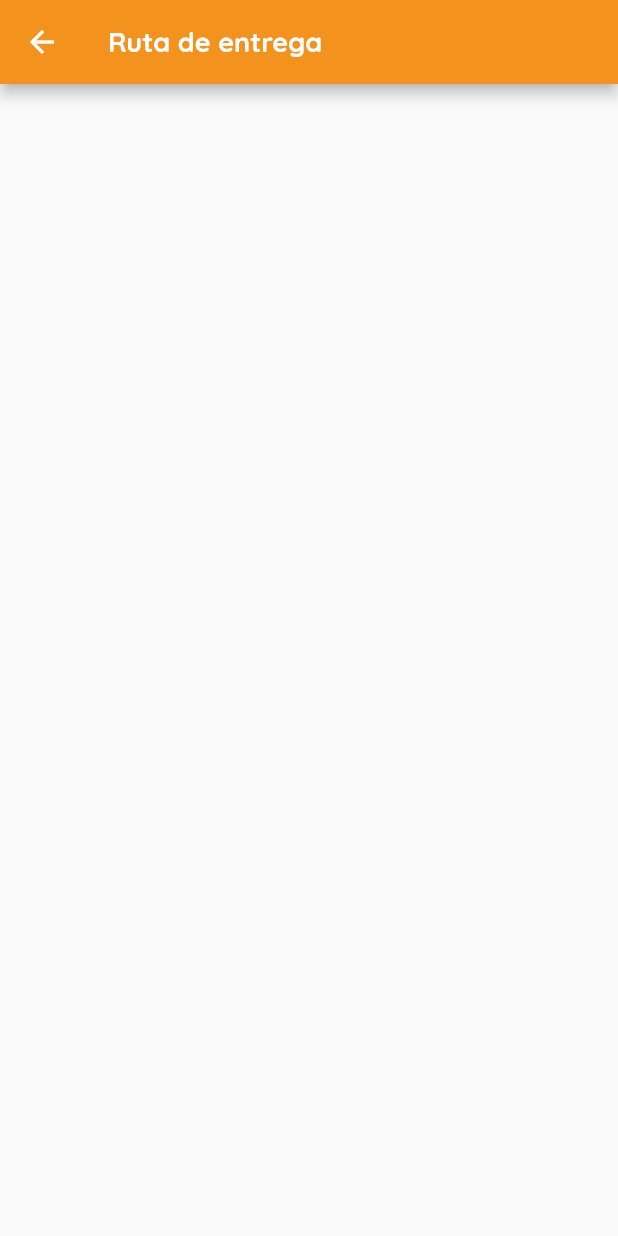
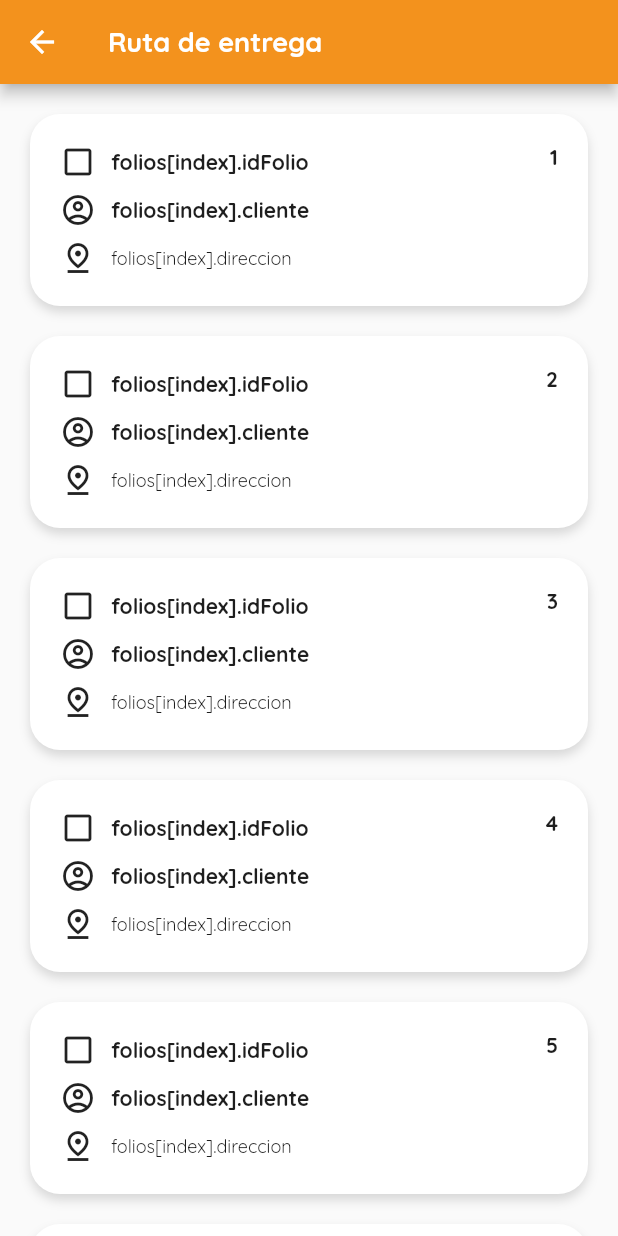
Before and after one commit to hufflevotom/salvatore-app, a Flutter app: the RutaScreen screen opened by its route, on a phone screen of 412 x 824 dp. Run offline on Flutter 3.47's test engine with Material 2 defaults, Android fonts, the phone set to English and light mode, and no system bars; missing offline and left inert: mapbox_gl.

Commit message:
review y folio_card

```diff
--- a/lib/Pages/home_screen.dart
+++ b/lib/Pages/home_screen.dart
@@ -114,6 +114,7 @@ class _HomeScreenState extends State<HomeScreen> {
               Column(
                 mainAxisAlignment: MainAxisAlignment.end,
                 children: [
+                  //TODO: Evaluar selección de folio
                   Container(
                     padding: EdgeInsets.only(bottom: 25),
                     child: CustomCard(
--- a/lib/Pages/login_screen.dart
+++ b/lib/Pages/login_screen.dart
@@ -2,7 +2,6 @@ import 'package:flutter/material.dart';
 import 'package:provider/provider.dart';
 import 'package:salvatore_app/Providers/login_form_provider.dart';
 import 'package:salvatore_app/Services/services.dart';
-import 'package:salvatore_app/Utils/Styles/custom_colors.dart';
 import 'package:salvatore_app/Utils/Styles/styles.dart';
 import 'package:salvatore_app/Utils/Widgets/widgets.dart';
 
@@ -102,6 +101,7 @@ class _LoginForm extends StatelessWidget {
                       if (errorMessage == null) {
                         Navigator.pushReplacementNamed(context, 'home');
                       } else {
+                        //TODO: Mostrar una alerta
                         print(errorMessage);
                         loginForm.isLoading = false;
                       }
--- a/lib/Pages/pages.dart
+++ b/lib/Pages/pages.dart
@@ -2,3 +2,6 @@ export 'package:salvatore_app/Pages/home_screen.dart';
 export 'package:salvatore_app/Pages/login_screen.dart';
 export 'package:salvatore_app/Pages/sesion_screen.dart';
 export 'package:salvatore_app/Pages/ruta_screen.dart';
+export 'package:salvatore_app/Pages/folio_screen.dart';
+export 'package:salvatore_app/Pages/finalizar_screen.dart';
+export 'package:salvatore_app/Pages/problema_screen.dart';
--- a/lib/Pages/ruta_screen.dart
+++ b/lib/Pages/ruta_screen.dart
@@ -1,7 +1,13 @@
 import 'package:flutter/material.dart';
 import 'package:salvatore_app/Utils/Styles/styles.dart';
+import 'package:salvatore_app/Utils/Widgets/widgets.dart';
 
-class RutaScreen extends StatelessWidget {
+class RutaScreen extends StatefulWidget {
+  @override
+  State<RutaScreen> createState() => _RutaScreenState();
+}
+
+class _RutaScreenState extends State<RutaScreen> {
   @override
   Widget build(BuildContext context) {
     return Scaffold(
@@ -12,8 +18,74 @@ class RutaScreen extends StatelessWidget {
         ),
       ),
       body: Container(
-        padding: EdgeInsets.all(30),
-        child: Column(),
+        padding: EdgeInsets.only(top: 10),
+        child: ListView.builder(
+          scrollDirection: Axis.vertical,
+          //TODO: itemCount: folios.length,
+          itemCount: 8,
+          itemBuilder: (context, index) {
+            return FolioCard(
+              estado: 'pendiente',
+              onTap: () {
+                print(index);
+              },
+              child: Row(
+                crossAxisAlignment: CrossAxisAlignment.start,
+                mainAxisAlignment: MainAxisAlignment.end,
+                children: [
+                  Column(
+                    crossAxisAlignment: CrossAxisAlignment.start,
+                    children: [
+                      Row(
+                        children: [
+                          Icon(Icons.check_box_outline_blank_outlined),
+                          SizedBox(width: 10),
+                          Text(
+                            'folios[index].idFolio',
+                            style: CustomText.botones,
+                          ),
+                        ],
+                      ),
+                      SizedBox(height: 8),
+                      Row(
+                        children: [
+                          Icon(Icons.account_circle_outlined),
+                          SizedBox(width: 10),
+                          Text(
+                            'folios[index].cliente',
+                            style: CustomText.botones,
+                          ),
+                        ],
+                      ),
+                      SizedBox(height: 8),
+                      Row(
+                        children: [
+                          Icon(Icons.pin_drop_outlined),
+                          SizedBox(width: 10),
+                          Text(
+                            'folios[index].direccion',
+                            style: CustomText.cuerpoPequeno,
+                          ),
+                        ],
+                      ),
+                    ],
+                  ),
+                  Spacer(),
+                  Column(
+                    crossAxisAlignment: CrossAxisAlignment.end,
+                    mainAxisAlignment: MainAxisAlignment.end,
+                    children: [
+                      Text(
+                        '${index + 1}',
+                        style: CustomText.botones,
+                      ),
+                    ],
+                  ),
+                ],
+              ),
+            );
+          },
+        ),
       ),
     );
   }
--- a/lib/Pages/sesion_screen.dart
+++ b/lib/Pages/sesion_screen.dart
@@ -218,6 +218,7 @@ class SesionScreen extends StatelessWidget {
                 ),
               ),
               onPressed: () {
+                //TODO: Destruir sesión
                 Navigator.pushReplacementNamed(context, 'login');
               },
             ),
--- a/lib/Services/services.dart
+++ b/lib/Services/services.dart
@@ -1 +1,2 @@
 export 'package:salvatore_app/Services/login_service.dart';
+export 'package:salvatore_app/Services/folio_service.dart';
--- /dev/null
+++ b/lib/Utils/Widgets/folio_card.dart
@@ -0,0 +1,49 @@
+import 'package:flutter/material.dart';
+import 'package:salvatore_app/Utils/Styles/custom_colors.dart';
+
+class FolioCard extends StatelessWidget {
+  final Widget child;
+  final String estado;
+  final Function() onTap;
+  const FolioCard(
+      {Key? key,
+      required this.child,
+      this.estado = 'pendiente',
+      required this.onTap})
+      : super(key: key);
+  @override
+  Widget build(BuildContext context) {
+    return Padding(
+      padding: const EdgeInsets.symmetric(
+        vertical: 10,
+        horizontal: 20,
+      ),
+      child: GestureDetector(
+        onTap: this.onTap,
+        child: Container(
+          width: double.infinity,
+          decoration: _cardShape(),
+          padding: EdgeInsets.all(20),
+          child: this.child,
+        ),
+      ),
+    );
+  }
+
+  BoxDecoration _cardShape() => BoxDecoration(
+          color: estado == 'pendiente'
+              ? CustomColors.blanco
+              : estado == 'no entregado'
+                  ? CustomColors.rojo_60
+                  : estado == 'entregado'
+                      ? CustomColors.verde_60
+                      : CustomColors.blanco,
+          borderRadius: BorderRadius.circular(20),
+          boxShadow: [
+            BoxShadow(
+              color: CustomColors.gris_80,
+              blurRadius: 5,
+              offset: Offset(0, 4),
+            )
+          ]);
+}
--- a/lib/Utils/Widgets/widgets.dart
+++ b/lib/Utils/Widgets/widgets.dart
@@ -1,2 +1,3 @@
 export 'package:salvatore_app/Utils/Widgets/blue_background.dart';
 export 'package:salvatore_app/Utils/Widgets/custom_card.dart';
+export 'package:salvatore_app/Utils/Widgets/folio_card.dart';
--- a/lib/main.dart
+++ b/lib/main.dart
@@ -30,6 +30,9 @@ class MyApp extends StatelessWidget {
         'home': (_) => HomeScreen(),
         'sesion': (_) => SesionScreen(),
         'ruta': (_) => RutaScreen(),
+        'folio': (_) => FolioScreen(),
+        'problema': (_) => ProblemaScreen(),
+        'finalizar': (_) => FinalizarScreen(),
       },
       theme: ThemeData(
           appBarTheme: AppBarTheme(
```
Also changed, not shown: lib/Pages/finalizar_screen.dart (added, +20 -0 lines), lib/Pages/folio_screen.dart (added, +20 -0 lines), lib/Pages/problema_screen.dart (added, +20 -0 lines), lib/Services/folio_service.dart (added, +26 -0 lines).
